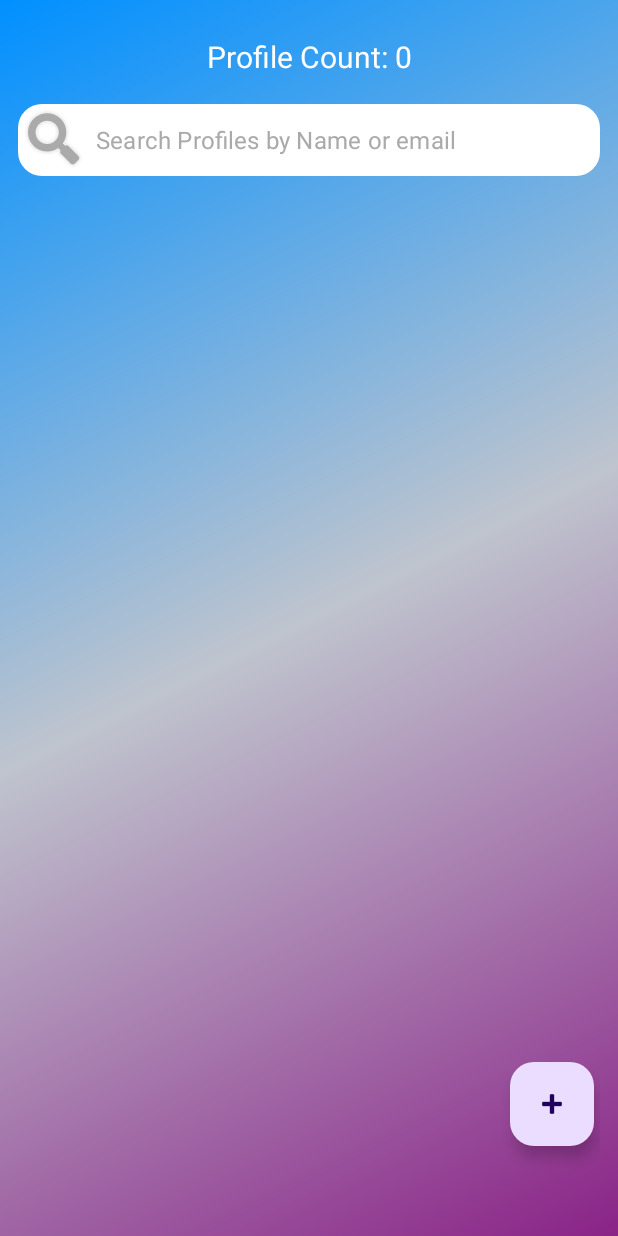
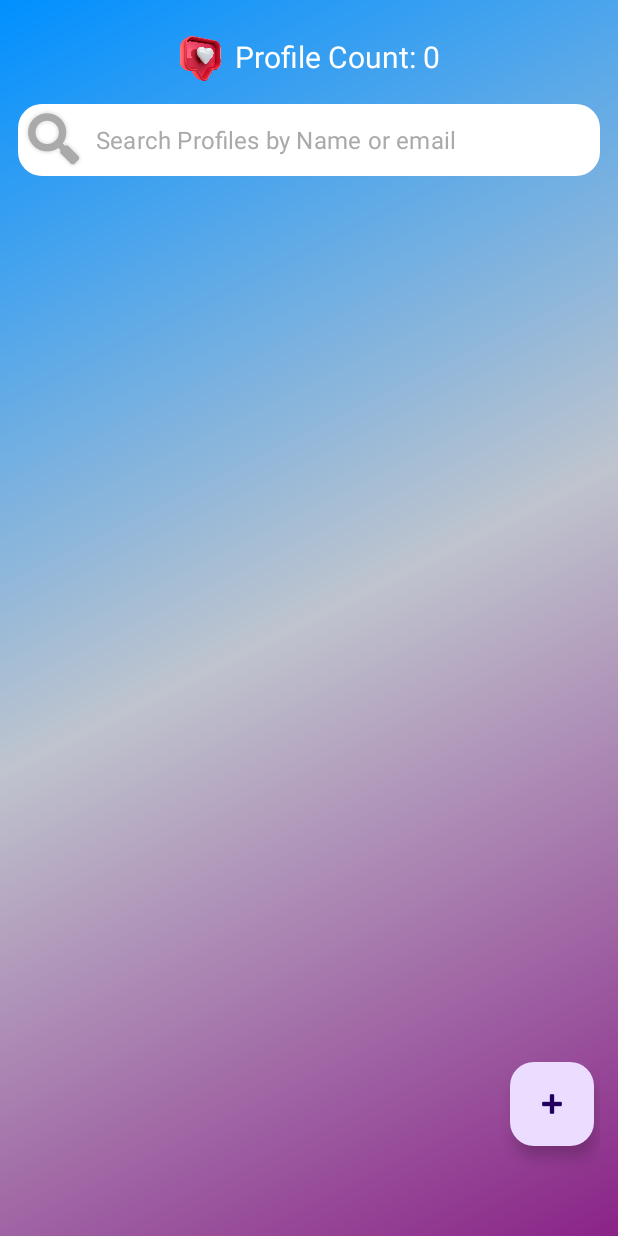
Before and after one commit to hk4533195/Job-Two-with-search-bar, an Android app: the ProfileListActivity screen opened directly, with no data from a screen before it, on a phone screen of 412 x 824 dp. Run offline under Robolectric (Android 15) with nearby library versions, the phone set to English and light mode, and no system bars; our stand-ins replace Room's generated code.

Commit message:
room db search bar, profile picture

```diff
--- a/app/src/main/java/com/example/roomdatabse/ProfileAdapter.kt
+++ b/app/src/main/java/com/example/roomdatabse/ProfileAdapter.kt
@@ -4,13 +4,25 @@ import android.view.LayoutInflater
 import android.view.View
 import android.view.ViewGroup
 import android.widget.ImageButton
+import android.widget.ImageView
 import android.widget.TextView
 import androidx.recyclerview.widget.DiffUtil
 import androidx.recyclerview.widget.ListAdapter
 import androidx.recyclerview.widget.RecyclerView
+import com.example.roomdatabse.R
 
 class ProfileAdapter : ListAdapter<UserProfile, ProfileAdapter.ProfileViewHolder>(DiffCallback()) {
 
+    // DEFINE DRAWABLE ICONS ARRAY
+    private val PROFILE_PICS = intArrayOf(
+        R.drawable.person,
+        R.drawable.person2,
+        R.drawable.smiley,
+        R.drawable.count
+    )
+
+    // listener for icon change
+    private var onIconChangeClickListener: ((UserProfile) -> Unit)? = null
     private var onItemClickListener: ((UserProfile) -> Unit)? = null
     private var onDeleteClickListener: ((UserProfile) -> Unit)? = null
     private var onUpdateClickListener: ((UserProfile) -> Unit)? = null
@@ -22,7 +34,12 @@ class ProfileAdapter : ListAdapter<UserProfile, ProfileAdapter.ProfileViewHolder
 
     override fun onBindViewHolder(holder: ProfileViewHolder, position: Int) {
         val currentItem = getItem(position)
-        holder.bind(currentItem)
+        holder.bind(currentItem, this) // <-- FIX: Passing 'this' (the adapter instance)
+    }
+
+    // Setter for the new listener
+    fun setOnIconChangeClickListener(listener: (UserProfile) -> Unit) {
+        onIconChangeClickListener = listener
     }
 
     fun setOnItemClickListener(listener: (UserProfile) -> Unit) {
@@ -38,6 +55,9 @@ class ProfileAdapter : ListAdapter<UserProfile, ProfileAdapter.ProfileViewHolder
     }
 
     inner class ProfileViewHolder(itemView: View) : RecyclerView.ViewHolder(itemView) {
+
+        // ADD ImageView FIELD
+        private val profilePic: ImageView = itemView.findViewById(R.id.profilePic)
         private val profileName: TextView = itemView.findViewById(R.id.userNameTxt)
         private val profileEmail: TextView = itemView.findViewById(R.id.userEmailTxt)
         private val profileDOB: TextView = itemView.findViewById(R.id.userDOBTxt)
@@ -70,9 +90,34 @@ class ProfileAdapter : ListAdapter<UserProfile, ProfileAdapter.ProfileViewHolder
                     onUpdateClickListener?.invoke(profile)
                 }
             }
+
+            // IMPLEMENT TAP-TO-CYCLE LOGIC
+            profilePic.setOnClickListener {
+                val position = adapterPosition
+                if (position != RecyclerView.NO_POSITION) {
+                    val currentProfile = getItem(position)
+
+                    // Calculate the new icon index, cycling back to 0 if max is reached
+                    // Note: R.drawable.person/person2/smiley/count must exist!
+                    val newIndex = (currentProfile.profileIconIndex + 1) % PROFILE_PICS.size
+
+                    // Create a new UserProfile object with the updated index
+                    val updatedProfile = currentProfile.copy(profileIconIndex = newIndex)
+
+                    // Update the UI immediately
+                    profilePic.setImageResource(PROFILE_PICS[newIndex])
+
+                    // Notify the Activity/ViewModel to save this change to the database
+                    onIconChangeClickListener?.invoke(updatedProfile)
+                }
+            }
         }
 
-        fun bind(userProfile: UserProfile) {
+        fun bind(userProfile: UserProfile, adapter: ProfileAdapter) { // <-- Updated signature to take adapter
+            // SET THE INITIAL PROFILE ICON
+            val iconIndex = userProfile.profileIconIndex.coerceIn(0, adapter.PROFILE_PICS.size - 1)
+            profilePic.setImageResource(adapter.PROFILE_PICS[iconIndex])
+
             profileName.text = userProfile.name
             profileEmail.text = userProfile.email
             profileDOB.text = userProfile.dob
--- a/app/src/main/java/com/example/roomdatabse/ProfileListActivity.kt
+++ b/app/src/main/java/com/example/roomdatabse/ProfileListActivity.kt
@@ -85,6 +85,12 @@ class ProfileListActivity : AppCompatActivity() {
             val intent = Intent(this@ProfileListActivity, AddProfileActivity::class.java)
             startActivity(intent)
         }
+
+        // ADD NEW ICON CHANGE LISTENER
+        profileAdapter.setOnIconChangeClickListener { updatedUserProfile ->
+            // Save the profile object with the new icon index to the database
+            profileViewModel.updateUserProfile(updatedUserProfile)
+        }
     }
 
     /**
--- a/app/src/main/java/com/example/roomdatabse/UserProfile.kt
+++ b/app/src/main/java/com/example/roomdatabse/UserProfile.kt
@@ -12,5 +12,7 @@ data class UserProfile(
     val email: String,
     val dob: String,
     val district: String,
-    val mobile: String
+    val mobile: String,
+    // Stores the index of the chosen profile icon
+    val profileIconIndex: Int = 0
 ): Serializable
--- a/app/src/main/res/layout/activity_profile_list.xml
+++ b/app/src/main/res/layout/activity_profile_list.xml
@@ -10,6 +10,21 @@
     tools:context=".ProfileListActivity"
     android:background="@drawable/bg_one">
 
+    <ImageView
+        android:id="@+id/countIcon"
+        android:layout_width="30dp"
+        android:layout_height="30dp"
+        android:src="@drawable/count"
+        android:contentDescription="Profile Count Icon"
+        android:layout_marginEnd="8dp"
+        android:scaleType="fitCenter"
+        app:layout_constraintBaseline_toBaselineOf="@+id/profileCount"
+        app:layout_constraintTop_toTopOf="@+id/profileCount"
+        app:layout_constraintBottom_toBottomOf="@+id/profileCount"
+        app:layout_constraintEnd_toStartOf="@+id/profileCount"
+        app:layout_constraintStart_toStartOf="parent"
+        app:layout_constraintHorizontal_chainStyle="packed" />
+
     <TextView
         android:id="@+id/profileCount"
         android:layout_width="wrap_content"
@@ -18,9 +33,10 @@
         android:textColor="@android:color/white"
         android:textSize="20sp"
         android:paddingBottom="10dp"
-        app:layout_constraintEnd_toEndOf="parent"
-        app:layout_constraintStart_toStartOf="parent"
-        app:layout_constraintTop_toTopOf="parent" />
+
+        app:layout_constraintTop_toTopOf="parent"
+        app:layout_constraintStart_toEndOf="@+id/countIcon"
+        app:layout_constraintEnd_toEndOf="parent" />
 
     <!-- search profile -->
     <com.google.android.material.textfield.TextInputLayout
@@ -57,6 +73,7 @@
             />
     </com.google.android.material.textfield.TextInputLayout>
 
+
     <androidx.recyclerview.widget.RecyclerView
         android:id="@+id/profileRecyclerView"
         android:layout_width="match_parent"
```
Also changed, not shown: app/src/main/res/layout/profile_item_layout.xml (+18 -6 lines), app/src/main/res/drawable/count.png (added), app/src/main/res/drawable/pencil.png (added), app/src/main/res/drawable/person.png (added), app/src/main/res/drawable/person2.png (added), app/src/main/res/drawable/smiley.png (added), 1 other file.
